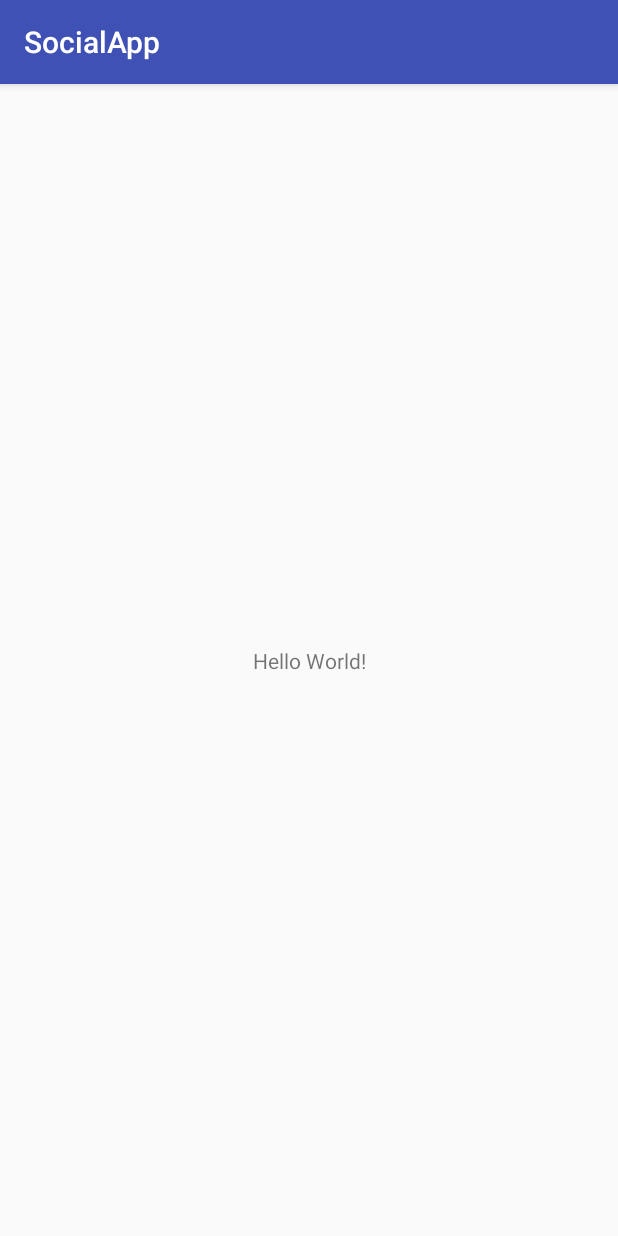
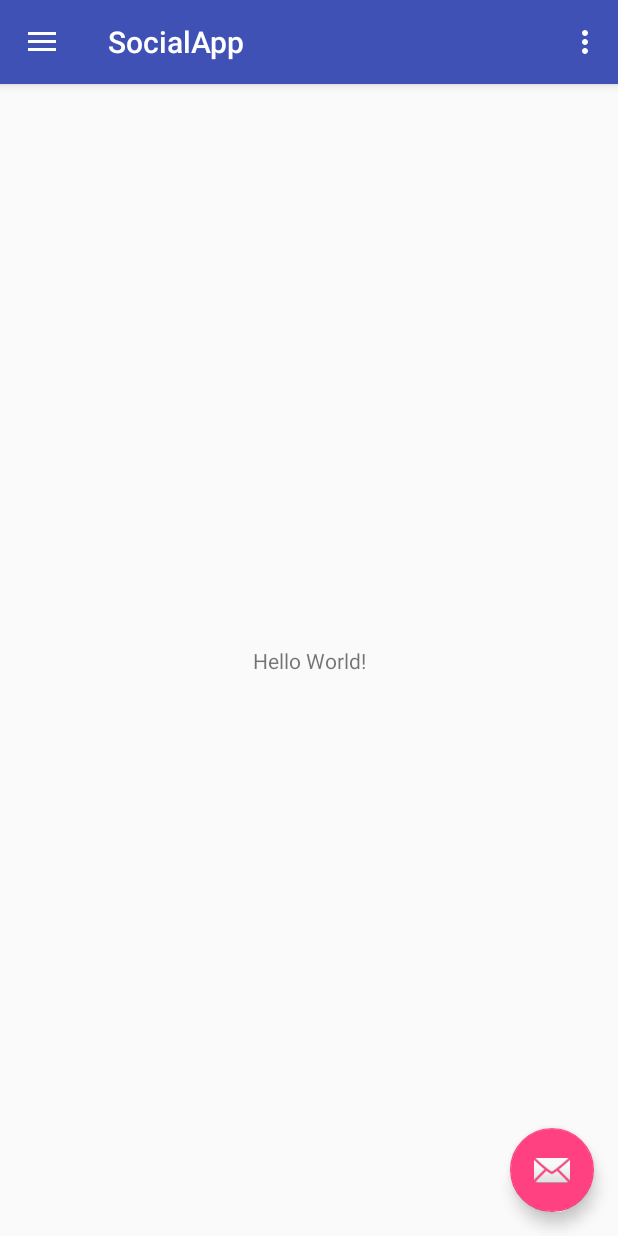
Before and after one commit to Dietmar-Franken/Social-App, an Android app: the screen it shows after launch (MainActivity), on a phone screen of 412 x 824 dp. Run offline under Robolectric (Android 15) with nearby library versions, the phone set to English and light mode, and no system bars.

Commit message:
Updating initial files.

```diff
--- a/SocialApp/app/build.gradle
+++ b/SocialApp/app/build.gradle
@@ -25,6 +25,7 @@ dependencies {
         exclude group: 'com.android.support', module: 'support-annotations'
     })
     compile 'com.android.support:appcompat-v7:25.3.1'
+    compile 'com.android.support:design:25.3.1'
     compile 'com.android.support.constraint:constraint-layout:1.0.2'
     testCompile 'junit:junit:4.12'
 }
--- a/SocialApp/app/src/main/AndroidManifest.xml
+++ b/SocialApp/app/src/main/AndroidManifest.xml
@@ -9,7 +9,10 @@
         android:roundIcon="@mipmap/ic_launcher_round"
         android:supportsRtl="true"
         android:theme="@style/AppTheme">
-        <activity android:name=".MainActivity">
+        <activity
+            android:name=".MainActivity"
+            android:label="@string/app_name"
+            android:theme="@style/AppTheme.NoActionBar">
             <intent-filter>
                 <action android:name="android.intent.action.MAIN" />
 
--- a/SocialApp/app/src/main/java/com/tristanlarsin/socialapp/MainActivity.java
+++ b/SocialApp/app/src/main/java/com/tristanlarsin/socialapp/MainActivity.java
@@ -1,15 +1,101 @@
 package com.tristanlarsin.socialapp;
 
+import android.os.Bundle;
+import android.support.design.widget.FloatingActionButton;
+import android.support.design.widget.Snackbar;
+import android.view.View;
+import android.support.design.widget.NavigationView;
+import android.support.v4.view.GravityCompat;
+import android.support.v4.widget.DrawerLayout;
+import android.support.v7.app.ActionBarDrawerToggle;
 import android.support.v7.app.AppCompatActivity;
-import android.os.Bundle;
+import android.support.v7.widget.Toolbar;
+import android.view.Menu;
+import android.view.MenuItem;
 
-public class MainActivity extends AppCompatActivity {
+public class MainActivity extends AppCompatActivity
+        implements NavigationView.OnNavigationItemSelectedListener {
 
     @Override
     protected void onCreate(Bundle savedInstanceState) {
         super.onCreate(savedInstanceState);
         setContentView(R.layout.activity_main);
+        Toolbar toolbar = (Toolbar) findViewById(R.id.toolbar);
+        setSupportActionBar(toolbar);
+
+        FloatingActionButton fab = (FloatingActionButton) findViewById(R.id.fab);
+        fab.setOnClickListener(new View.OnClickListener() {
+            @Override
+            public void onClick(View view) {
+                Snackbar.make(view, "Replace with your own action", Snackbar.LENGTH_LONG)
+                        .setAction("Action", null).show();
+            }
+        });
+
+        DrawerLayout drawer = (DrawerLayout) findViewById(R.id.drawer_layout);
+        ActionBarDrawerToggle toggle = new ActionBarDrawerToggle(
+                this, drawer, toolbar, R.string.navigation_drawer_open, R.string.navigation_drawer_close);
+        drawer.setDrawerListener(toggle);
+        toggle.syncState();
+
+        NavigationView navigationView = (NavigationView) findViewById(R.id.nav_view);
+        navigationView.setNavigationItemSelectedListener(this);
     }
 
+    @Override
+    public void onBackPressed() {
+        DrawerLayout drawer = (DrawerLayout) findViewById(R.id.drawer_layout);
+        if (drawer.isDrawerOpen(GravityCompat.START)) {
+            drawer.closeDrawer(GravityCompat.START);
+        } else {
+            super.onBackPressed();
+        }
+    }
 
+    @Override
+    public boolean onCreateOptionsMenu(Menu menu) {
+        // Inflate the menu; this adds items to the action bar if it is present.
+        getMenuInflater().inflate(R.menu.main, menu);
+        return true;
+    }
+
+    @Override
+    public boolean onOptionsItemSelected(MenuItem item) {
+        // Handle action bar item clicks here. The action bar will
+        // automatically handle clicks on the Home/Up button, so long
+        // as you specify a parent activity in AndroidManifest.xml.
+        int id = item.getItemId();
+
+        //noinspection SimplifiableIfStatement
+        if (id == R.id.action_settings) {
+            return true;
+        }
+
+        return super.onOptionsItemSelected(item);
+    }
+
+    @SuppressWarnings("StatementWithEmptyBody")
+    @Override
+    public boolean onNavigationItemSelected(MenuItem item) {
+        // Handle navigation view item clicks here.
+        int id = item.getItemId();
+
+        if (id == R.id.nav_camera) {
+            // Handle the camera action
+        } else if (id == R.id.nav_gallery) {
+
+        } else if (id == R.id.nav_slideshow) {
+
+        } else if (id == R.id.nav_manage) {
+
+        } else if (id == R.id.nav_share) {
+
+        } else if (id == R.id.nav_send) {
+
+        }
+
+        DrawerLayout drawer = (DrawerLayout) findViewById(R.id.drawer_layout);
+        drawer.closeDrawer(GravityCompat.START);
+        return true;
+    }
 }
--- /dev/null
+++ b/SocialApp/app/src/main/res/drawable-v21/ic_menu_camera.xml
@@ -0,0 +1,12 @@
+<vector xmlns:android="http://schemas.android.com/apk/res/android"
+    android:width="24dp"
+    android:height="24dp"
+    android:viewportHeight="24.0"
+    android:viewportWidth="24.0">
+    <path
+        android:fillColor="#FF000000"
+        android:pathData="M12,12m-3.2,0a3.2,3.2 0,1 1,6.4 0a3.2,3.2 0,1 1,-6.4 0" />
+    <path
+        android:fillColor="#FF000000"
+        android:pathData="M9,2L7.17,4H4c-1.1,0 -2,0.9 -2,2v12c0,1.1 0.9,2 2,2h16c1.1,0 2,-0.9 2,-2V6c0,-1.1 -0.9,-2 -2,-2h-3.17L15,2H9zm3,15c-2.76,0 -5,-2.24 -5,-5s2.24,-5 5,-5 5,2.24 5,5 -2.24,5 -5,5z" />
+</vector>
--- /dev/null
+++ b/SocialApp/app/src/main/res/drawable-v21/ic_menu_gallery.xml
@@ -0,0 +1,9 @@
+<vector xmlns:android="http://schemas.android.com/apk/res/android"
+    android:width="24dp"
+    android:height="24dp"
+    android:viewportHeight="24.0"
+    android:viewportWidth="24.0">
+    <path
+        android:fillColor="#FF000000"
+        android:pathData="M22,16V4c0,-1.1 -0.9,-2 -2,-2H8c-1.1,0 -2,0.9 -2,2v12c0,1.1 0.9,2 2,2h12c1.1,0 2,-0.9 2,-2zm-11,-4l2.03,2.71L16,11l4,5H8l3,-4zM2,6v14c0,1.1 0.9,2 2,2h14v-2H4V6H2z" />
+</vector>
--- /dev/null
+++ b/SocialApp/app/src/main/res/drawable-v21/ic_menu_manage.xml
@@ -0,0 +1,9 @@
+<vector xmlns:android="http://schemas.android.com/apk/res/android"
+    android:width="24dp"
+    android:height="24dp"
+    android:viewportHeight="24.0"
+    android:viewportWidth="24.0">
+    <path
+        android:fillColor="#FF000000"
+        android:pathData="M22.7,19l-9.1,-9.1c0.9,-2.3 0.4,-5 -1.5,-6.9 -2,-2 -5,-2.4 -7.4,-1.3L9,6 6,9 1.6,4.7C0.4,7.1 0.9,10.1 2.9,12.1c1.9,1.9 4.6,2.4 6.9,1.5l9.1,9.1c0.4,0.4 1,0.4 1.4,0l2.3,-2.3c0.5,-0.4 0.5,-1.1 0.1,-1.4z" />
+</vector>
--- /dev/null
+++ b/SocialApp/app/src/main/res/drawable-v21/ic_menu_send.xml
@@ -0,0 +1,9 @@
+<vector xmlns:android="http://schemas.android.com/apk/res/android"
+    android:width="24dp"
+    android:height="24dp"
+    android:viewportHeight="24.0"
+    android:viewportWidth="24.0">
+    <path
+        android:fillColor="#FF000000"
+        android:pathData="M2.01,21L23,12 2.01,3 2,10l15,2 -15,2z" />
+</vector>
--- /dev/null
+++ b/SocialApp/app/src/main/res/drawable-v21/ic_menu_share.xml
@@ -0,0 +1,9 @@
+<vector xmlns:android="http://schemas.android.com/apk/res/android"
+    android:width="24dp"
+    android:height="24dp"
+    android:viewportHeight="24.0"
+    android:viewportWidth="24.0">
+    <path
+        android:fillColor="#FF000000"
+        android:pathData="M18,16.08c-0.76,0 -1.44,0.3 -1.96,0.77L8.91,12.7c0.05,-0.23 0.09,-0.46 0.09,-0.7s-0.04,-0.47 -0.09,-0.7l7.05,-4.11c0.54,0.5 1.25,0.81 2.04,0.81 1.66,0 3,-1.34 3,-3s-1.34,-3 -3,-3 -3,1.34 -3,3c0,0.24 0.04,0.47 0.09,0.7L8.04,9.81C7.5,9.31 6.79,9 6,9c-1.66,0 -3,1.34 -3,3s1.34,3 3,3c0.79,0 1.5,-0.31 2.04,-0.81l7.12,4.16c-0.05,0.21 -0.08,0.43 -0.08,0.65 0,1.61 1.31,2.92 2.92,2.92 1.61,0 2.92,-1.31 2.92,-2.92s-1.31,-2.92 -2.92,-2.92z" />
+</vector>
--- /dev/null
+++ b/SocialApp/app/src/main/res/drawable-v21/ic_menu_slideshow.xml
@@ -0,0 +1,9 @@
+<vector xmlns:android="http://schemas.android.com/apk/res/android"
+    android:width="24dp"
+    android:height="24dp"
+    android:viewportHeight="24.0"
+    android:viewportWidth="24.0">
+    <path
+        android:fillColor="#FF000000"
+        android:pathData="M4,6H2v14c0,1.1 0.9,2 2,2h14v-2H4V6zm16,-4H8c-1.1,0 -2,0.9 -2,2v12c0,1.1 0.9,2 2,2h12c1.1,0 2,-0.9 2,-2V4c0,-1.1 -0.9,-2 -2,-2zm-8,12.5v-9l6,4.5 -6,4.5z" />
+</vector>
--- /dev/null
+++ b/SocialApp/app/src/main/res/drawable/side_nav_bar.xml
@@ -0,0 +1,9 @@
+<shape xmlns:android="http://schemas.android.com/apk/res/android"
+    android:shape="rectangle">
+    <gradient
+        android:angle="135"
+        android:centerColor="#4CAF50"
+        android:endColor="#2E7D32"
+        android:startColor="#81C784"
+        android:type="linear" />
+</shape>
--- a/SocialApp/app/src/main/res/layout/activity_main.xml
+++ b/SocialApp/app/src/main/res/layout/activity_main.xml
@@ -1,18 +1,25 @@
 <?xml version="1.0" encoding="utf-8"?>
-<android.support.constraint.ConstraintLayout xmlns:android="http://schemas.android.com/apk/res/android"
+<android.support.v4.widget.DrawerLayout xmlns:android="http://schemas.android.com/apk/res/android"
     xmlns:app="http://schemas.android.com/apk/res-auto"
     xmlns:tools="http://schemas.android.com/tools"
+    android:id="@+id/drawer_layout"
     android:layout_width="match_parent"
     android:layout_height="match_parent"
-    tools:context="com.tristanlarsin.socialapp.MainActivity">
+    android:fitsSystemWindows="true"
+    tools:openDrawer="start">
 
-    <TextView
+    <include
+        layout="@layout/app_bar_main"
+        android:layout_width="match_parent"
+        android:layout_height="match_parent" />
+
+    <android.support.design.widget.NavigationView
+        android:id="@+id/nav_view"
         android:layout_width="wrap_content"
-        android:layout_height="wrap_content"
-        android:text="Hello World!"
-        app:layout_constraintBottom_toBottomOf="parent"
-        app:layout_constraintLeft_toLeftOf="parent"
-        app:layout_constraintRight_toRightOf="parent"
-        app:layout_constraintTop_toTopOf="parent" />
+        android:layout_height="match_parent"
+        android:layout_gravity="start"
+        android:fitsSystemWindows="true"
+        app:headerLayout="@layout/nav_header_main"
+        app:menu="@menu/activity_main_drawer" />
 
-</android.support.constraint.ConstraintLayout>
+</android.support.v4.widget.DrawerLayout>
--- /dev/null
+++ b/SocialApp/app/src/main/res/layout/app_bar_main.xml
@@ -0,0 +1,33 @@
+<?xml version="1.0" encoding="utf-8"?>
+<android.support.design.widget.CoordinatorLayout xmlns:android="http://schemas.android.com/apk/res/android"
+    xmlns:app="http://schemas.android.com/apk/res-auto"
+    xmlns:tools="http://schemas.android.com/tools"
+    android:layout_width="match_parent"
+    android:layout_height="match_parent"
+    tools:context="com.tristanlarsin.socialapp.MainActivity">
+
+    <android.support.design.widget.AppBarLayout
+        android:layout_width="match_parent"
+        android:layout_height="wrap_content"
+        android:theme="@style/AppTheme.AppBarOverlay">
+
+        <android.support.v7.widget.Toolbar
+            android:id="@+id/toolbar"
+            android:layout_width="match_parent"
+            android:layout_height="?attr/actionBarSize"
+            android:background="?attr/colorPrimary"
+            app:popupTheme="@style/AppTheme.PopupOverlay" />
+
+    </android.support.design.widget.AppBarLayout>
+
+    <include layout="@layout/content_main" />
+
+    <android.support.design.widget.FloatingActionButton
+        android:id="@+id/fab"
+        android:layout_width="wrap_content"
+        android:layout_height="wrap_content"
+        android:layout_gravity="bottom|end"
+        android:layout_margin="@dimen/fab_margin"
+        app:srcCompat="@android:drawable/ic_dialog_email" />
+
+</android.support.design.widget.CoordinatorLayout>
--- /dev/null
+++ b/SocialApp/app/src/main/res/layout/content_main.xml
@@ -0,0 +1,20 @@
+<?xml version="1.0" encoding="utf-8"?>
+<android.support.constraint.ConstraintLayout xmlns:android="http://schemas.android.com/apk/res/android"
+    xmlns:app="http://schemas.android.com/apk/res-auto"
+    xmlns:tools="http://schemas.android.com/tools"
+    android:layout_width="match_parent"
+    android:layout_height="match_parent"
+    app:layout_behavior="@string/appbar_scrolling_view_behavior"
+    tools:context="com.tristanlarsin.socialapp.MainActivity"
+    tools:showIn="@layout/app_bar_main">
+
+    <TextView
+        android:layout_width="wrap_content"
+        android:layout_height="wrap_content"
+        android:text="Hello World!"
+        app:layout_constraintBottom_toBottomOf="parent"
+        app:layout_constraintLeft_toLeftOf="parent"
+        app:layout_constraintRight_toRightOf="parent"
+        app:layout_constraintTop_toTopOf="parent" />
+
+</android.support.constraint.ConstraintLayout>
--- /dev/null
+++ b/SocialApp/app/src/main/res/layout/nav_header_main.xml
@@ -0,0 +1,35 @@
+<?xml version="1.0" encoding="utf-8"?>
+<LinearLayout xmlns:android="http://schemas.android.com/apk/res/android"
+    xmlns:app="http://schemas.android.com/apk/res-auto"
+    android:layout_width="match_parent"
+    android:layout_height="@dimen/nav_header_height"
+    android:background="@drawable/side_nav_bar"
+    android:gravity="bottom"
+    android:orientation="vertical"
+    android:paddingBottom="@dimen/activity_vertical_margin"
+    android:paddingLeft="@dimen/activity_horizontal_margin"
+    android:paddingRight="@dimen/activity_horizontal_margin"
+    android:paddingTop="@dimen/activity_vertical_margin"
+    android:theme="@style/ThemeOverlay.AppCompat.Dark">
+
+    <ImageView
+        android:id="@+id/imageView"
+        android:layout_width="wrap_content"
+        android:layout_height="wrap_content"
+        android:paddingTop="@dimen/nav_header_vertical_spacing"
+        app:srcCompat="@android:drawable/sym_def_app_icon" />
+
+    <TextView
+        android:layout_width="match_parent"
+        android:layout_height="wrap_content"
+        android:paddingTop="@dimen/nav_header_vertical_spacing"
+        android:text="Android Studio"
+        android:textAppearance="@style/TextAppearance.AppCompat.Body1" />
+
+    <TextView
+        android:id="@+id/textView"
+        android:layout_width="wrap_content"
+        android:layout_height="wrap_content"
+        android:text="android.studio@android.com" />
+
+</LinearLayout>
--- /dev/null
+++ b/SocialApp/app/src/main/res/menu/activity_main_drawer.xml
@@ -0,0 +1,36 @@
+<?xml version="1.0" encoding="utf-8"?>
+<menu xmlns:android="http://schemas.android.com/apk/res/android">
+
+    <group android:checkableBehavior="single">
+        <item
+            android:id="@+id/nav_camera"
+            android:icon="@drawable/ic_menu_camera"
+            android:title="Import" />
+        <item
+            android:id="@+id/nav_gallery"
+            android:icon="@drawable/ic_menu_gallery"
+            android:title="Gallery" />
+        <item
+            android:id="@+id/nav_slideshow"
+            android:icon="@drawable/ic_menu_slideshow"
+            android:title="Slideshow" />
+        <item
+            android:id="@+id/nav_manage"
+            android:icon="@drawable/ic_menu_manage"
+            android:title="Tools" />
+    </group>
+
+    <item android:title="Communicate">
+        <menu>
+            <item
+                android:id="@+id/nav_share"
+                android:icon="@drawable/ic_menu_share"
+                android:title="Share" />
+            <item
+                android:id="@+id/nav_send"
+                android:icon="@drawable/ic_menu_send"
+                android:title="Send" />
+        </menu>
+    </item>
+
+</menu>
--- /dev/null
+++ b/SocialApp/app/src/main/res/menu/main.xml
@@ -0,0 +1,9 @@
+<?xml version="1.0" encoding="utf-8"?>
+<menu xmlns:android="http://schemas.android.com/apk/res/android"
+    xmlns:app="http://schemas.android.com/apk/res-auto">
+    <item
+        android:id="@+id/action_settings"
+        android:orderInCategory="100"
+        android:title="@string/action_settings"
+        app:showAsAction="never" />
+</menu>
--- /dev/null
+++ b/SocialApp/app/src/main/res/values/dimens.xml
@@ -0,0 +1,8 @@
+<resources>
+    <!-- Default screen margins, per the Android Design guidelines. -->
+    <dimen name="activity_horizontal_margin">16dp</dimen>
+    <dimen name="activity_vertical_margin">16dp</dimen>
+    <dimen name="nav_header_vertical_spacing">16dp</dimen>
+    <dimen name="nav_header_height">160dp</dimen>
+    <dimen name="fab_margin">16dp</dimen>
+</resources>
--- /dev/null
+++ b/SocialApp/app/src/main/res/values/drawables.xml
@@ -0,0 +1,8 @@
+<resources xmlns:android="http://schemas.android.com/apk/res/android">
+    <item name="ic_menu_camera" type="drawable">@android:drawable/ic_menu_camera</item>
+    <item name="ic_menu_gallery" type="drawable">@android:drawable/ic_menu_gallery</item>
+    <item name="ic_menu_slideshow" type="drawable">@android:drawable/ic_menu_slideshow</item>
+    <item name="ic_menu_manage" type="drawable">@android:drawable/ic_menu_manage</item>
+    <item name="ic_menu_share" type="drawable">@android:drawable/ic_menu_share</item>
+    <item name="ic_menu_send" type="drawable">@android:drawable/ic_menu_send</item>
+</resources>
--- a/SocialApp/app/src/main/res/values/strings.xml
+++ b/SocialApp/app/src/main/res/values/strings.xml
@@ -1,3 +1,8 @@
 <resources>
     <string name="app_name">SocialApp</string>
+
+    <string name="navigation_drawer_open">Open navigation drawer</string>
+    <string name="navigation_drawer_close">Close navigation drawer</string>
+
+    <string name="action_settings">Settings</string>
 </resources>
--- a/SocialApp/app/src/main/res/values/styles.xml
+++ b/SocialApp/app/src/main/res/values/styles.xml
@@ -8,4 +8,13 @@
         <item name="colorAccent">@color/colorAccent</item>
     </style>
 
+    <style name="AppTheme.NoActionBar">
+        <item name="windowActionBar">false</item>
+        <item name="windowNoTitle">true</item>
+    </style>
+
+    <style name="AppTheme.AppBarOverlay" parent="ThemeOverlay.AppCompat.Dark.ActionBar" />
+
+    <style name="AppTheme.PopupOverlay" parent="ThemeOverlay.AppCompat.Light" />
+
 </resources>
```
Also changed, not shown: SocialApp/gradle/wrapper/gradle-wrapper.properties.
